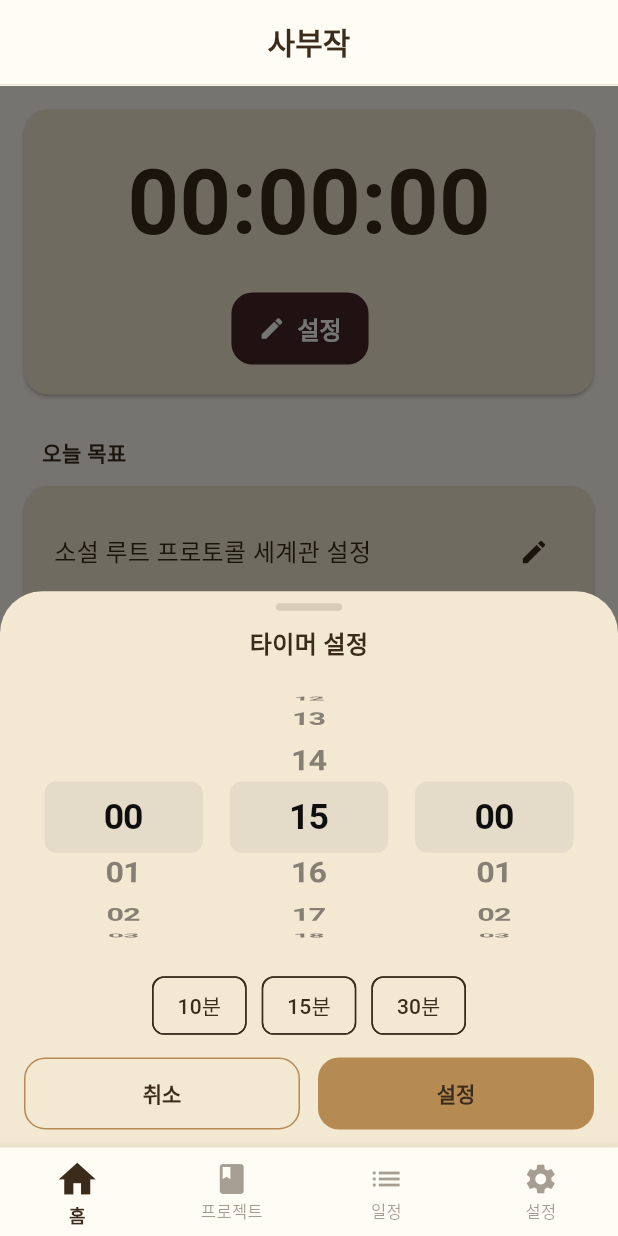
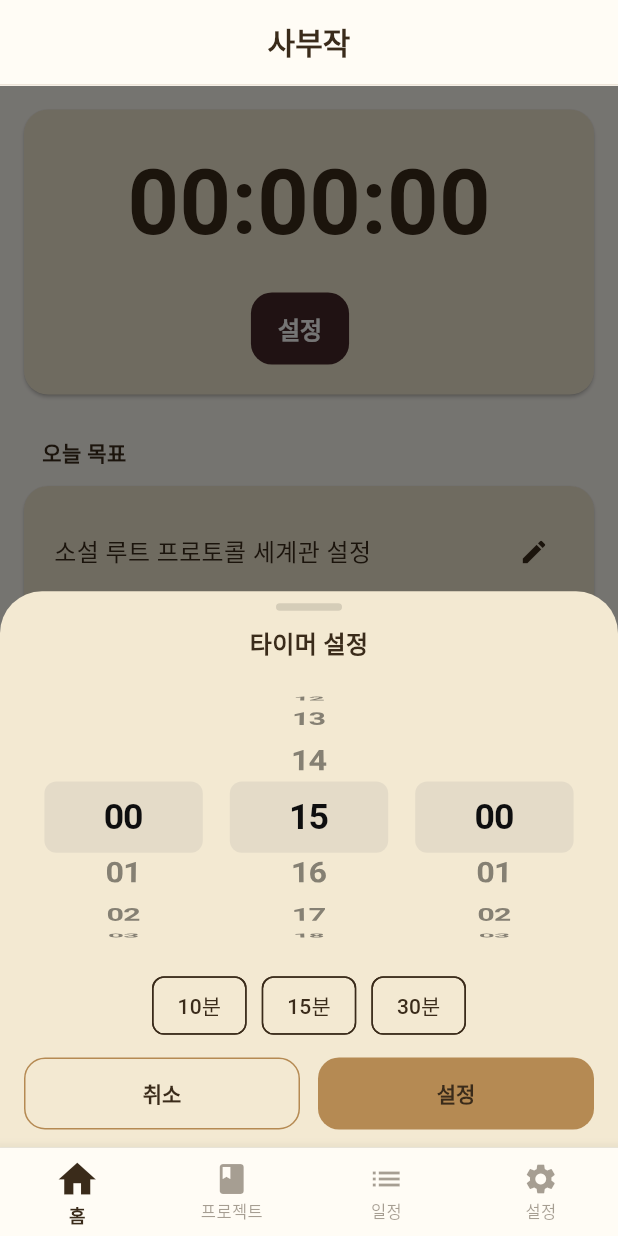
Before and after one commit to elpo94/elpo-book-project, a Flutter app: the screen it shows after launch, after a tap on "설정", on a phone screen of 412 x 824 dp. Run offline on Flutter 3.47's test engine with Material 3 defaults, Android fonts, the phone set to English and light mode, and no system bars; our stand-ins replace firebase_core, go_router, table_calendar; accounts and stored records are empty; Roboto replaces fonts that are missing (AritaBuri, Pretendard).

Commit message:
bug_fix_v1

```diff
--- a/lib/main.dart
+++ b/lib/main.dart
@@ -8,6 +8,10 @@ import 'package:provider/provider.dart';
 import 'view_models/home/home_vm.dart';
 import 'router/app_router.dart';
 import 'theme/app_theme.dart';
+
+//파이어베이스
+import 'package:firebase_core/firebase_core.dart';
+import 'firebase_options.dart';
 
 void main() async {
   WidgetsFlutterBinding.ensureInitialized();
@@ -38,7 +42,7 @@ class MyApp extends StatelessWidget {
       title: '사부작',
       theme: appTheme,
       routerConfig: appRouter,
-      localizationsDelegates: const [
+      localizationsDelegates: const [//todo : 왜 넣었을까?
         GlobalMaterialLocalizations.delegate,
         GlobalWidgetsLocalizations.delegate,
         GlobalCupertinoLocalizations.delegate,
--- a/lib/router/app_router.dart
+++ b/lib/router/app_router.dart
@@ -1,12 +1,10 @@
-import 'package:elpo_book_project/views/home/widgets/timer/home_timer_landscape.dart';
 import 'package:flutter/material.dart';
 import 'package:go_router/go_router.dart';
-import 'package:animations/animations.dart';
 
 import '../views/home/home_view.dart';
 import '../views/home/edit_plan_view.dart';
+import '../views/home/widgets/timer/timer_expand_view.dart';
 
-import '../views/home/widgets/timer/timer_expand_view.dart';
 import '../views/project/project_view.dart';
 import '../views/project/widgets/project_crearte_view.dart';
 import '../views/project/widgets/project_detail_view.dart';
@@ -15,68 +13,45 @@ import '../views/schedule/schedule_view.dart';
 import '../views/setting/setting_view.dart';
 
 import 'main_shell.dart';
+
 final _rootNavigatorKey = GlobalKey<NavigatorState>();
-final _shellNavigatorKey = GlobalKey<NavigatorState>();
 
 final GoRouter appRouter = GoRouter(
   navigatorKey: _rootNavigatorKey,
   initialLocation: '/home',
   routes: [
-    ShellRoute(
-      navigatorKey: _shellNavigatorKey,
-      pageBuilder: (context, state, child) {
-        return CustomTransitionPage(
-          key: state.pageKey,
-          child: MainShell(child: child),
-          transitionsBuilder: (context, animation, secondaryAnimation, child) {
-            return SharedAxisTransition(
-              animation: animation,
-              secondaryAnimation: secondaryAnimation,
-              transitionType: SharedAxisTransitionType.scaled,
-              child: child,
+    /// ✅ 탭 전용 Shell (상태 유지)
+    StatefulShellRoute.indexedStack(
+      builder: (context, state, navigationShell) {
+        return MainShell(
+          navigationShell: navigationShell,
         );
       },
-        );
-      },
+      branches: [
+        /// 홈 탭
+        StatefulShellBranch(
           routes: [
-        // =========================
-        // 탭 라우트 (BottomNav)
-        // =========================
             GoRoute(
               path: '/home',
               name: 'home',
               builder: (_, __) => const HomeView(),
             ),
             GoRoute(
+              path: '/home/edit-plan',
+              name: 'homeEditPlan',
+              builder: (_, __) => const EditPlanView(),
+            ),
+          ],
+        ),
+
+        /// 프로젝트 탭
+        StatefulShellBranch(
+          routes: [
+            GoRoute(
               path: '/project',
               name: 'project',
               builder: (_, __) => const ProjectView(),
             ),
-        GoRoute(
-          path: '/schedule',
-          name: 'schedule',
-          builder: (_, __) => const ScheduleView(),
-        ),
-        GoRoute(
-          path: '/setting',
-          name: 'setting',
-          builder: (_, __) => const SettingView(),
-        ),
-
-        // =========================
-        // 홈 관련
-        // =========================
-        // 목표(플랜) 수정: 홈에서도 들어갈 수 있음
-        GoRoute(
-          path: '/home/edit-plan',
-          name: 'homeEditPlan',
-          builder: (_, __) => const EditPlanView(),
-        ),
-
-
-        // =========================
-        // 프로젝트 관련
-        // =========================
             GoRoute(
               path: '/project/create',
               name: 'projectCreate',
@@ -90,36 +65,28 @@ final GoRouter appRouter = GoRouter(
                 return ProjectDetailView(projectId: id);
               },
             ),
+          ],
+        ),
 
-        /// ✅ 지금은 UI단계라 edit 화면이 없을 수 있음.
-        /// 나중에 프로젝트 수정 화면 만들면 여기 builder만 갈아끼우면 됨.
-        // GoRoute(
-        //   path: '/project/:id/edit',
-        //   name: 'projectEdit',
-        //   builder: (context, state) {
-        //     final id = state.pathParameters['id']!;
-        //     return ProjectEditView(projectId: id);
-        //   },
-        // ),
+        /// 일정 탭
+        StatefulShellBranch(
+          routes: [
+            GoRoute(
+              path: '/schedule',
+              name: 'schedule',
+              builder: (_, __) => const ScheduleView(),
+            ),
+          ],
+        ),
 
-        // =========================
-        // 스케줄(캘린더) 관련
-        // =========================
-        /// ✅ 지금은 UI단계라 상세 화면 없어도 됨.
-        /// 카드 클릭 라우팅 시작할 때 추가하면 됨.
-        // GoRoute(
-        //   path: '/schedule/:id',
-        //   name: 'scheduleDetail',
-        //   builder: (context, state) {
-        //     final id = state.pathParameters['id']!;
-        //     return ScheduleDetailView(itemId: id);
-        //   },
-        // ),
-
-        // =========================
-        // 세팅 관련
-        // =========================
-        /// ✅ 세팅에서 목표 수정으로 연결하고 싶으면 이 라우트 쓰면 됨
+        /// 설정 탭
+        StatefulShellBranch(
+          routes: [
+            GoRoute(
+              path: '/setting',
+              name: 'setting',
+              builder: (_, __) => const SettingView(),
+            ),
             GoRoute(
               path: '/setting/plan',
               name: 'settingPlan',
@@ -127,7 +94,10 @@ final GoRouter appRouter = GoRouter(
             ),
           ],
         ),
-    //쉘라우트 안으로 들어가면 안댐
+      ],
+    ),
+
+    /// ✅ 탭과 무관한 전체 오버레이 화면
     GoRoute(
       path: '/timer',
       parentNavigatorKey: _rootNavigatorKey,
--- a/lib/router/main_shell.dart
+++ b/lib/router/main_shell.dart
@@ -4,18 +4,22 @@ import 'package:go_router/go_router.dart';
 import '../theme/app_colors.dart';
 
 class MainShell extends StatelessWidget {
-  final Widget child;
-  const MainShell({super.key, required this.child});
+  final StatefulNavigationShell navigationShell;
+
+  const MainShell({
+    super.key,
+    required this.navigationShell,
+  });
 
   @override
   Widget build(BuildContext context) {
-    final location = GoRouterState.of(context).uri.toString();
+    final currentIndex = navigationShell.currentIndex;
 
-    // ✅ 프로젝트 메인에서만 FAB 표시
-    final showProjectFab = location == '/project';
+    // ✅ 프로젝트 탭에서만 FAB 표시
+    final showProjectFab = currentIndex == 1;
 
     return Scaffold(
-      extendBody: true,
+      extendBody: false,
 
       appBar: AppBar(
         title: const Text('사부작'),
@@ -28,7 +32,13 @@ class MainShell extends StatelessWidget {
         ),
       ),
 
-      body: child,
+      /// ⭐ 핵심 변화
+      /// - child 대신 navigationShell
+      /// - IndexedStack 기반으로 이미 존재하는 화면을 보여줌
+      body: Material(
+        color: AppColors.background,
+        child: navigationShell,
+      ),
 
       floatingActionButton: showProjectFab
           ? FloatingActionButton(
@@ -44,12 +54,26 @@ class MainShell extends StatelessWidget {
       )
           : null,
 
-      bottomNavigationBar: BottomNavigationBar(
+      bottomNavigationBar: Theme(
+        data: Theme.of(context).copyWith(
+          splashFactory: NoSplash.splashFactory,
+          highlightColor: Colors.transparent,
+        ),
+        child: BottomNavigationBar(
+          enableFeedback: false,
           type: BottomNavigationBarType.fixed,
-        currentIndex: _index(location),
-        onTap: (i) => _onTap(i, context),
 
-        // ✅ 선택 강조(색/크기/폰트)
+          /// ⭐ URL이 아니라 Shell 상태
+          currentIndex: currentIndex,
+
+          /// ⭐ context.go() 제거
+          onTap: (index) {
+            navigationShell.goBranch(
+              index,
+              initialLocation: index == currentIndex,
+            );
+          },
+
           selectedItemColor: AppColors.foreground,
           unselectedItemColor: AppColors.foreground.withOpacity(0.45),
 
@@ -65,8 +89,6 @@ class MainShell extends StatelessWidget {
             fontSize: 11,
           ),
 
-        // ✅ 터치 영역이 너무 좁아 보이면 추천
-        // (아이콘 커졌을 때 더 안정적)
           iconSize: 26,
 
           items: const [
@@ -76,30 +98,7 @@ class MainShell extends StatelessWidget {
             BottomNavigationBarItem(icon: Icon(Icons.settings), label: '설정'),
           ],
         ),
+      ),
     );
   }
-
-  int _index(String uri) {
-    if (uri.startsWith('/project')) return 1;
-    if (uri.startsWith('/schedule')) return 2;
-    if (uri.startsWith('/setting')) return 3;
-    return 0;
 }
-
-  void _onTap(int i, BuildContext context) {
-    switch (i) {
-      case 0:
-        context.go('/home');
-        break;
-      case 1:
-        context.go('/project');
-        break;
-      case 2:
-        context.go('/schedule');
-        break;
-      case 3:
-        context.go('/setting');
-        break;
-    }
-  }
-}
--- a/lib/view_models/home/timer_vm.dart
+++ b/lib/view_models/home/timer_vm.dart
@@ -4,13 +4,20 @@ import 'package:flutter/foundation.dart';
 class TimerViewModel extends ChangeNotifier {
   Duration targetDuration = Duration.zero;
   Duration remaining = Duration.zero;
+  bool _justReset = false;
+  bool get justReset => _justReset;
+
 
   bool isRunning = false;
   Timer? _ticker;
 
+  bool _isEditing = false;
+  bool get isEditing => _isEditing;
   bool get hasTarget => targetDuration > Duration.zero;
-  bool get isEditing => _isEditing;
-  bool _isEditing = false;
+
+  /* =======================
+   * Edit mode
+   * ======================= */
 
   void beginEdit() {
     _isEditing = true;
@@ -22,6 +29,9 @@ class TimerViewModel extends ChangeNotifier {
     notifyListeners();
   }
 
+  /* =======================
+   * Setup
+   * ======================= */
 
   void setTarget(Duration duration) {
     targetDuration = duration;
@@ -29,12 +39,45 @@ class TimerViewModel extends ChangeNotifier {
     notifyListeners();
   }
 
+  /* =======================
+   * Timer control (public)
+   * ======================= */
+
   void start() {
     if (isRunning) return;
     if (remaining <= Duration.zero) return;
 
+    _startInternal();
+    notifyListeners();
+  }
+
+  void stop() {
+    _stopInternal();
+    notifyListeners();
+  }
+
+  void reset() {
+    _stopInternal();
+    targetDuration = Duration.zero;
+    remaining = Duration.zero;
+
+    _justReset = true;
+    notifyListeners();
+  }
+
+  //이벤트 후 초기화
+  void consumeResetEvent() {
+    _justReset = false;
+  }
+
+
+
+  /* =======================
+   * Internal helpers
+   * ======================= */
+
+  void _startInternal() {
     isRunning = true;
-    notifyListeners();
 
     _ticker?.cancel();
     _ticker = Timer.periodic(const Duration(seconds: 1), (_) {
@@ -42,7 +85,8 @@ class TimerViewModel extends ChangeNotifier {
 
       if (remaining <= const Duration(seconds: 1)) {
         remaining = Duration.zero;
-        stop(); // 자동 종료
+        _stopInternal(); // 내부 종료
+        notifyListeners(); // 종료 결과 알림
         return;
       }
 
@@ -51,18 +95,10 @@ class TimerViewModel extends ChangeNotifier {
     });
   }
 
-  void stop() {
+  void _stopInternal() {
     isRunning = false;
     _ticker?.cancel();
     _ticker = null;
-    notifyListeners();
-  }
-
-  void reset() {
-    stop();
-    targetDuration = Duration.zero;
-    remaining = Duration.zero;
-    notifyListeners();
   }
 
   @override
--- a/lib/views/home/widgets/timer/home_timer_card.dart
+++ b/lib/views/home/widgets/timer/home_timer_card.dart
@@ -3,6 +3,7 @@ import 'package:elpo_book_project/views/home/widgets/timer/show_timer_setting_sh
 import 'package:elpo_book_project/views/home/widgets/timer/timer_controls.dart';
 import 'package:flutter/material.dart';
 import 'package:provider/provider.dart';
+import 'package:elpo_book_project/widgets/button_style.dart';
 
 class HomeTimerCard extends StatelessWidget {
   final VoidCallback? onTap;
--- a/lib/views/home/widgets/timer/home_timer_landscape.dart
+++ /dev/null
@@ -1,64 +0,0 @@
-import 'package:flutter/material.dart';
-import 'package:flutter/services.dart';
-
-class TimerLandscapeView extends StatefulWidget {
-  const TimerLandscapeView({super.key});
-
-  @override
-  State<TimerLandscapeView> createState() => _TimerLandscapeViewState();
-}
-
-class _TimerLandscapeViewState extends State<TimerLandscapeView> {
-  @override
-  void initState() {
-    super.initState();
-
-    /// 가로 고정
-    SystemChrome.setPreferredOrientations([
-      DeviceOrientation.landscapeLeft,
-      DeviceOrientation.landscapeRight,
-    ]);
-  }
-
-  @override
-  void dispose() {
-
-    /// 세로로 되돌리기
-    SystemChrome.setPreferredOrientations([
-      DeviceOrientation.portraitUp,
-    ]);
-
-    super.dispose();
-  }
-
-  @override
-  Widget build(BuildContext context) {
-    return Scaffold(
-      body: SafeArea(
-        child: Stack(
-          children: [
-            Center(
-              child: Text(
-                "03:45:12",
-                style: const TextStyle(
-                  fontSize: 90,
-                  letterSpacing: 2,
-                  fontWeight: FontWeight.bold,
-                ),
-              ),
-            ),
-
-            Positioned(
-              top: 8,
-              right: 8,
-              child: IconButton(
-                icon: const Icon(Icons.close, size: 28),
-                onPressed: () => Navigator.pop(context),
-              ),
-            ),
-          ],
-        ),
-      ),
-    );
-  }
-}
--- a/lib/views/home/widgets/timer/show_timer_setting_sheet.dart
+++ b/lib/views/home/widgets/timer/show_timer_setting_sheet.dart
@@ -1,12 +1,13 @@
-import 'package:elpo_book_project/views/home/widgets/timer/timer_setting_sheet.dart';
 import 'package:flutter/material.dart';
 import '../../../../view_models/home/timer_vm.dart';
+import 'timer_setting_sheet.dart';
 
 Future<void> showTimerSettingSheet(
     BuildContext context,
     TimerViewModel vm,
     ) async {
   vm.beginEdit();
+
   try {
     await showModalBottomSheet(
       context: context,
--- /dev/null
+++ b/lib/views/home/widgets/timer/timer_button.dart
@@ -0,0 +1,86 @@
+import 'package:flutter/material.dart';
+import 'package:provider/provider.dart';
+
+import '../../../../view_models/home/timer_vm.dart';
+import '../../../../widgets/button_style.dart';
+import '../../../../widgets/confirm_dialog.dart';
+import 'show_timer_setting_sheet.dart';
+
+enum TimerButtonKind {
+  primary, // 설정 / Start / Stop
+  reset,   // Reset (confirm)
+}
+
+class TimerButton extends StatelessWidget {
+  final TimerViewModel vm; // ✅ vm 주입
+  final TimerButtonKind kind;
+  final bool compact;
+
+  const TimerButton({
+    super.key,
+    required this.vm,
+    required this.kind,
+    this.compact = false,
+  });
+
+  EdgeInsets _pad() => compact
+      ? const EdgeInsets.symmetric(horizontal: 18, vertical: 12)
+      : const EdgeInsets.symmetric(horizontal: 22, vertical: 14);
+
+  @override
+  Widget build(BuildContext context) {
+    // ✅ 더 이상 watch 안 함
+
+    if (kind == TimerButtonKind.reset) {
+      if (!vm.hasTarget) return const SizedBox.shrink();
+
+      return AppActionButton(
+        label: 'Reset',
+        padding: _pad(),
+        style: AppButtonStyle.danger,
+        onPressed: () async {
+          final ok = await showConfirmDialog(
+            context,
+            title: '타이머를 초기화할까요?',
+            message: '누적된 시간이 00:00:00으로 돌아갑니다.\n이 작업은 되돌릴 수 없습니다.',
+            cancelText: '취소',
+            confirmText: '초기화',
+            confirmColor: const Color(0xFFD65C5C),
+          );
+
+          if (ok) {
+            vm.reset();
+           // if (context.mounted) Navigator.pop(context); // 확장 화면 닫고 홈 복귀
+          }
+        },
+      );
+    }
+
+    if (!vm.hasTarget) {
+      return AppActionButton(
+        label: '설정',
+        padding: _pad(),
+        style: AppButtonStyle.primary,
+        onPressed: () => showTimerSettingSheet(context, vm),
+      );
+    }
+
+    if (!vm.isRunning) {
+      final canStart = vm.remaining > Duration.zero;
+
+      return AppActionButton(
+        label: 'Start',
+        padding: _pad(),
+        style: AppButtonStyle.primary,
+        onPressed: canStart ? vm.start : null,
+      );
+    }
+
+    return AppActionButton(
+      label: 'Stop',
+      padding: _pad(),
+      style: AppButtonStyle.primary,
+      onPressed: vm.stop,
+    );
+  }
+}
--- a/lib/views/home/widgets/timer/timer_controls.dart
+++ b/lib/views/home/widgets/timer/timer_controls.dart
@@ -1,6 +1,8 @@
-import 'package:elpo_book_project/views/home/widgets/timer/timer_reset_button.dart';
 import 'package:flutter/material.dart';
-import 'timer_primary_button.dart';
+import 'package:provider/provider.dart';
+
+import '../../../../view_models/home/timer_vm.dart';
+import 'timer_button.dart';
 
 class TimerControls extends StatelessWidget {
   final bool compact;
@@ -14,18 +16,24 @@ class TimerControls extends StatelessWidget {
 
   @override
   Widget build(BuildContext context) {
-    final buttonPadding = compact
-        ? const EdgeInsets.symmetric(horizontal: 18, vertical: 12)
-        : const EdgeInsets.symmetric(horizontal: 22, vertical: 14);
+    final vm = context.watch<TimerViewModel>();
 
     return Padding(
       padding: padding,
       child: Row(
         mainAxisAlignment: MainAxisAlignment.center,
         children: [
-          TimerPrimaryButton(padding: buttonPadding, compact: compact),
+          TimerButton(
+            vm: vm,
+            kind: TimerButtonKind.primary,
+            compact: compact,
+          ),
           const SizedBox(width: 12),
-          TimerResetButton(padding: buttonPadding),
+          TimerButton(
+            vm: vm,
+            kind: TimerButtonKind.reset,
+            compact: compact,
+          ),
         ],
       ),
     );
--- a/lib/views/home/widgets/timer/timer_primary_button.dart
+++ /dev/null
@@ -1,74 +0,0 @@
-import 'package:flutter/material.dart';
-import 'package:provider/provider.dart';
-
-import '../../../../view_models/home/timer_vm.dart';
-import '../../../../widgets/button_style.dart';
-import 'timer_setting_sheet.dart';
-
-class TimerPrimaryButton extends StatelessWidget {
-  final EdgeInsets padding;
-  final bool compact;
-
-  const TimerPrimaryButton({
-    super.key,
-    required this.padding,
-    this.compact = false,
-  });
-
-  Future<void> _openSettingSheet(BuildContext context, TimerViewModel vm) async {
-    vm.beginEdit();
-
-    try {
-      await showModalBottomSheet(
-        context: context,
-        isScrollControlled: true,
-        showDragHandle: false,
-        builder: (_) => TimerSettingSheet(
-          initial: vm.targetDuration == Duration.zero
-              ? const Duration(minutes: 15)
-              : vm.targetDuration,
-          onConfirm: (d) => vm.setTarget(d),
-        ),
-      );
-    } finally {
-      vm.endEdit();
-    }
-  }
-
-  @override
-  Widget build(BuildContext context) {
-    final vm = context.watch<TimerViewModel>();
-
-    // ✅ 분기 정책
-    final isSettingMode = !vm.hasTarget;
-    final isStartMode = vm.hasTarget && !vm.isRunning;
-    final isStopMode = vm.hasTarget && vm.isRunning;
-
-    if (isSettingMode) {
-      return AppActionButton(
-        label: '설정',
-        icon: Icons.edit, // 필요없으면 제거 가능
-        onPressed: () => _openSettingSheet(context, vm),
-        style: AppActionStyle.filled,
-        padding: padding,
-      );
-    }
-
-    if (isStartMode) {
-      return AppActionButton(
-        label: 'Start',
-        onPressed: vm.remaining == Duration.zero ? null : vm.start,
-        style: AppActionStyle.filled,
-        padding: padding,
-      );
-    }
-
-    // stop mode
-    return AppActionButton(
-      label: 'Stop',
-      onPressed: vm.stop,
-      style: AppActionStyle.filled,
-      padding: padding,
-    );
-  }
-}
--- a/lib/views/home/widgets/timer/timer_reset_button.dart
+++ /dev/null
@@ -1,47 +0,0 @@
-import 'package:flutter/material.dart';
-import 'package:provider/provider.dart';
-
-import '../../../../view_models/home/timer_vm.dart';
-import '../../../../widgets/button_style.dart';
-import '../../../../widgets/confirm_dialog.dart';
-
-
-
-class TimerResetButton extends StatelessWidget {
-  final EdgeInsets padding;
-  final bool enabled;
-
-  const TimerResetButton({
-    super.key,
-    this.padding = const EdgeInsets.symmetric(horizontal: 18, vertical: 12),
-    this.enabled = true,
-  });
-
-  @override
-  Widget build(BuildContext context) {
-    final vm = context.watch<TimerViewModel>();
-
-    // 정책: 타겟 없으면 reset 안 보이게
-    if (!vm.hasTarget) return const SizedBox.shrink();
-
-    return AppActionButton(
-      label: 'Reset',
-      onPressed: !enabled
-          ? null
-          : () async {
-        final ok = await showConfirmDialog(
-          context,
-          title: '타이머를 초기화할까요?',
-          message: '누적된 시간이 00:00:00으로 돌아갑니다.\n이 작업은 되돌릴 수 없습니다.',
-          cancelText: '취소',
-          confirmText: '초기화',
-          confirmColor: const Color(0xFFD65C5C),
-        );
-
-        if (ok) vm.reset();
-      },
-      style: AppActionStyle.outline, // or danger
-      padding: padding,
-    );
-  }
-}
--- a/lib/widgets/button_style.dart
+++ b/lib/widgets/button_style.dart
@@ -1,73 +1,69 @@
 import 'package:flutter/material.dart';
 
-enum AppActionStyle { filled, outline, danger }
+enum AppButtonStyle {
+  primary, // 설정 / Start / Stop : 갈색 filled + 흰 글씨
+  outline, // 취소 : 기본 outline
+  danger,  // Reset / 초기화 : 빨강 filled + 흰 글씨
+}
+
+class AppButtonColors {
+  static const brown = Color(0xFF452829);
+  static const danger = Color(0xFFD65C5C);
+}
 
 class AppActionButton extends StatelessWidget {
   final String label;
-  final IconData? icon;
   final VoidCallback? onPressed;
-  final AppActionStyle style;
   final EdgeInsets padding;
+  final AppButtonStyle style;
 
   const AppActionButton({
     super.key,
     required this.label,
-    this.icon,
-    this.onPressed,
-    this.style = AppActionStyle.filled,
-    this.padding = const EdgeInsets.symmetric(horizontal: 18, vertical: 12),
+    required this.onPressed,
+    this.padding = const EdgeInsets.symmetric(horizontal: 22, vertical: 14),
+    this.style = AppButtonStyle.primary,
   });
 
   @override
   Widget build(BuildContext context) {
-    final baseText = Text(
-      label,
-      style: const TextStyle(fontWeight: FontWeight.w700, fontSize: 16),
-    );
-
-    final child = icon == null
-        ? baseText
-        : Row(
-      mainAxisSize: MainAxisSize.min,
-      children: [
-        Icon(icon, size: 18),
-        const SizedBox(width: 8),
-        baseText,
-      ],
-    );
+    final theme = Theme.of(context);
 
     switch (style) {
-      case AppActionStyle.filled:
+      case AppButtonStyle.primary:
         return FilledButton(
           onPressed: onPressed,
           style: FilledButton.styleFrom(
             padding: padding,
-            backgroundColor: const Color(0xFF452829),
+            backgroundColor: AppButtonColors.brown,
             foregroundColor: Colors.white,
+            textStyle: const TextStyle(fontWeight: FontWeight.w700, fontSize: 16),
           ),
-          child: child,
+          child: Text(label),
         );
 
-      case AppActionStyle.outline:
+      case AppButtonStyle.danger:
+        return FilledButton(
+          onPressed: onPressed,
+          style: FilledButton.styleFrom(
+            padding: padding,
+            backgroundColor: AppButtonColors.danger,
+            foregroundColor: Colors.white,
+            textStyle: const TextStyle(fontWeight: FontWeight.w700, fontSize: 16),
+          ),
+          child: Text(label),
+        );
+
+      case AppButtonStyle.outline:
         return OutlinedButton(
           onPressed: onPressed,
           style: OutlinedButton.styleFrom(
             padding: padding,
-            foregroundColor: const Color(0xFF452829),
-            side: const BorderSide(color: Color(0xFF452829)),
+            foregroundColor: theme.colorScheme.onSurface,
+            side: BorderSide(color: theme.colorScheme.outline),
+            textStyle: const TextStyle(fontWeight: FontWeight.w700, fontSize: 16),
           ),
-          child: child,
-        );
-
-      case AppActionStyle.danger:
-        return FilledButton(
-          onPressed: onPressed,
-          style: FilledButton.styleFrom(
-            padding: padding,
-            backgroundColor: const Color(0xFFD65C5C),
-            foregroundColor: Colors.white,
-          ),
-          child: child,
+          child: Text(label),
         );
     }
   }
--- a/pubspec.yaml
+++ b/pubspec.yaml
@@ -18,6 +18,8 @@ dependencies:
   cupertino_icons: ^1.0.8
   table_calendar: ^3.2.0
   intl: any
+  firebase_core: ^4.3.0
+
 
 dev_dependencies:
   flutter_test:
```
Also changed, not shown: firebase.json (added), lib/firebase_options.dart (added), pubspec.lock, 18 other files. Lines whose indentation alone changed are shown as unchanged.
